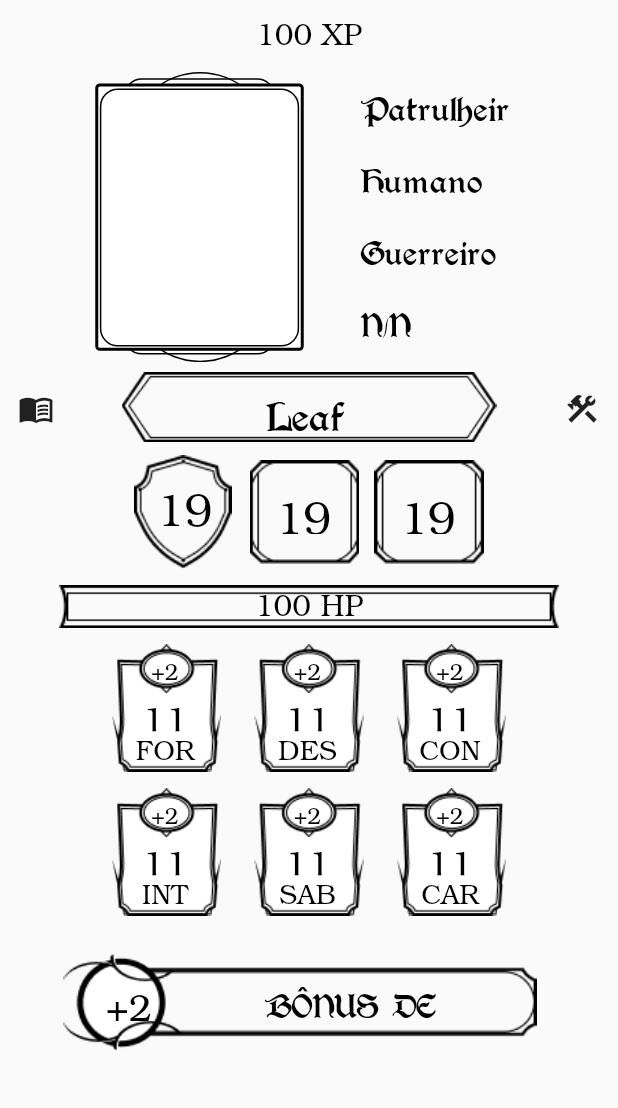
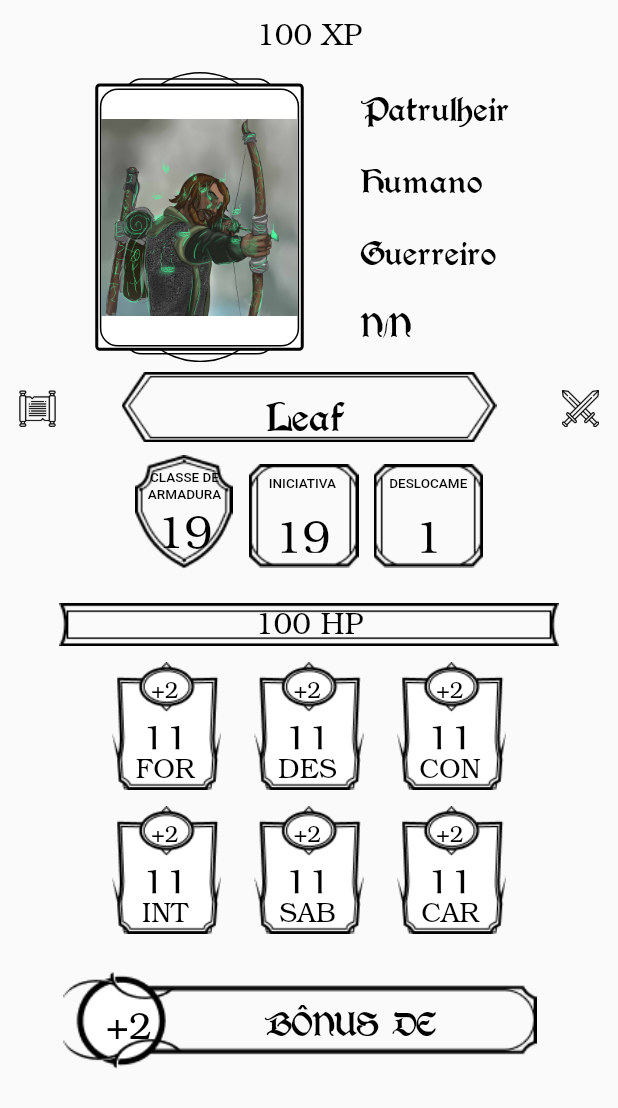
Before and after one commit to edyvanrallen/Ficha-D-D-Mobile, a Flutter app: the screen it shows after launch, on a phone screen of 412 x 824 dp. Shown: the top 1108 px of the screen. Run offline on Flutter 3.47's test engine with Material 2 defaults, Android fonts, the phone set to English and light mode, and no system bars.

Commit message:
Layout finalizado

```diff
--- a/lib/main.dart
+++ b/lib/main.dart
@@ -172,6 +172,7 @@ class _MyHomePageState extends State<MyHomePage> {
                           child: Container(
                             width: 132.86764526367188,
                             height: 172,
+                            child: Image.asset('assets/images/Leaf.jpg'),
                             decoration: BoxDecoration(
                               borderRadius: BorderRadius.only(
                                 topLeft: Radius.circular(12),
@@ -263,10 +264,16 @@ class _MyHomePageState extends State<MyHomePage> {
               Row(
                 mainAxisAlignment: MainAxisAlignment.spaceBetween,
                 children: [
-                  IconButton(
+                  Container(
+                    height: 50,
+                    width: 50,
+                    child: TextButton(
                       onPressed: () {},
-                    icon: Icon(
-                      Icons.menu_book,
+                      child: Image.asset(
+                        'assets/images/manuscrito.png',
+                        height: 25,
+                        width: 25,
+                      ),
                     ),
                   ),
                   Stack(
@@ -293,10 +300,16 @@ class _MyHomePageState extends State<MyHomePage> {
                       ),
                     ],
                   ),
-                  IconButton(
+                  Container(
+                    height: 50,
+                    width: 50,
+                    child: TextButton(
                       onPressed: () {},
-                    icon: Icon(
-                      Icons.construction,
+                      child: Image.asset(
+                        'assets/images/medieval.png',
+                        height: 25,
+                        width: 25,
+                      ),
                     ),
                   ),
                 ],
@@ -311,10 +324,21 @@ class _MyHomePageState extends State<MyHomePage> {
                         Image.asset('assets/images/polygon.png'),
                         TextButton(
                           onPressed: () {},
-                          child: Container(
+                          child: Column(
+                            children: [
+                              Container(
+                                margin: EdgeInsets.only(top: 2),
+                                height: 20,
+                                width: 50,
+                                child: Text(
+                                  'CLASSE DE ARMADURA',
+                                  textAlign: TextAlign.center,
+                                  style: TextStyle(
+                                      color: Colors.black, fontSize: 9),
+                                ),
+                              ),
+                              Container(
                                 height: 50,
-                            child: Padding(
-                              padding: const EdgeInsets.all(7.0),
                                 child: Text(
                                   '19',
                                   textAlign: TextAlign.center,
@@ -324,6 +348,7 @@ class _MyHomePageState extends State<MyHomePage> {
                                       fontFamily: 'Texgyrebonum'),
                                 ),
                               ),
+                            ],
                           ),
                         ),
                       ],
@@ -334,7 +359,19 @@ class _MyHomePageState extends State<MyHomePage> {
                       Image.asset('assets/images/square.png'),
                       TextButton(
                         onPressed: () {},
-                        child: Container(
+                        child: Column(
+                          children: [
+                            Container(
+                              height: 10,
+                              width: 55,
+                              child: Text(
+                                'INICIATIVA',
+                                textAlign: TextAlign.center,
+                                style:
+                                    TextStyle(color: Colors.black, fontSize: 9),
+                              ),
+                            ),
+                            Container(
                               height: 50,
                               child: Padding(
                                 padding: const EdgeInsets.all(9.0),
@@ -348,6 +385,8 @@ class _MyHomePageState extends State<MyHomePage> {
                                 ),
                               ),
                             ),
+                          ],
+                        ),
                       ),
                     ],
                   ),
@@ -358,8 +397,21 @@ class _MyHomePageState extends State<MyHomePage> {
                         Image.asset('assets/images/square.png'),
                         TextButton(
                           onPressed: () {},
-                          child: Container(
+                          child: Column(
+                            children: [
+                              Container(
+                                height: 10,
+                                width: 57,
+                                child: Text(
+                                  'DESLOCAMENTO',
+                                  textAlign: TextAlign.center,
+                                  style: TextStyle(
+                                      color: Colors.black, fontSize: 9),
+                                ),
+                              ),
+                              Container(
                                 height: 50,
+                                width: 55,
                                 child: Padding(
                                   padding: const EdgeInsets.all(9.0),
                                   child: Text(
@@ -371,6 +423,8 @@ class _MyHomePageState extends State<MyHomePage> {
                                         fontFamily: 'Texgyrebonum'),
                                   ),
                                 ),
+                              ),
+                            ],
                           ),
                         ),
                       ],
--- a/pubspec.yaml
+++ b/pubspec.yaml
@@ -65,8 +65,9 @@ flutter:
     - assets/images/hp.png
     - assets/images/hability.png
     - assets/images/bonus.png
-
-
+    - assets/images/Leaf.jpg
+    - assets/images/medieval.png
+    - assets/images/manuscrito.png
   # An image asset can refer to one or more resolution-specific "variants", see
   # https://flutter.dev/assets-and-images/#resolution-aware.
 
```
Also changed, not shown: assets/images/Leaf.jpg (added), assets/images/manuscrito.png (added), assets/images/medieval.png (added). Lines whose indentation alone changed are shown as unchanged.
